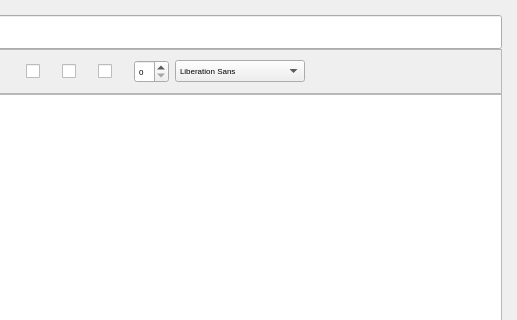
This is forms/NoteEditor.ui in Patryk-Trojak/Notes as Qt 5 draws it before an edit; both pictures show x 259 to 776 and y 0 to 320 of the 776 by 454 pixel window. The edited form follows.
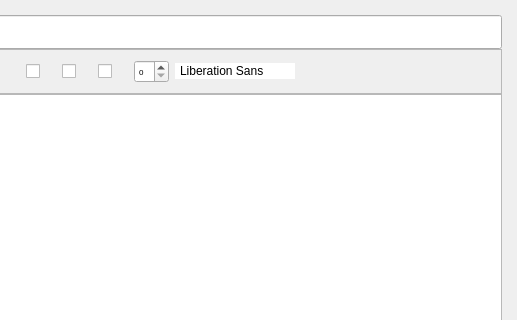
This is the edited form. Icons and pictures are not drawn. Custom widgets are drawn as their Qt base class.

Commit message: Add stylesheet to fontFamilyComboBox

```diff
--- a/forms/NoteEditor.ui
+++ b/forms/NoteEditor.ui
@@ -571,7 +571,7 @@
          </property>
          <property name="maximumSize">
           <size>
-           <width>130</width>
+           <width>120</width>
            <height>16777215</height>
           </size>
          </property>
@@ -579,7 +579,19 @@
           <enum>Qt::NoFocus</enum>
          </property>
          <property name="styleSheet">
-          <string notr="true"/>
+          <string notr="true">QComboBox{border: none;}
+QComboBox::down-arrow {
+    image: url(&quot;:/images/arrowDown&quot;);
+	height: 12px;
+	widht:12px;
+}
+
+QComboBox::drop-down {
+  	border: none;
+	background-color: transparent;
+}
+
+</string>
          </property>
          <property name="editable">
           <bool>false</bool>
```
Left out of the diff: 4 changed lines with no effect on the pictures. The commit also changes 2 other files.
